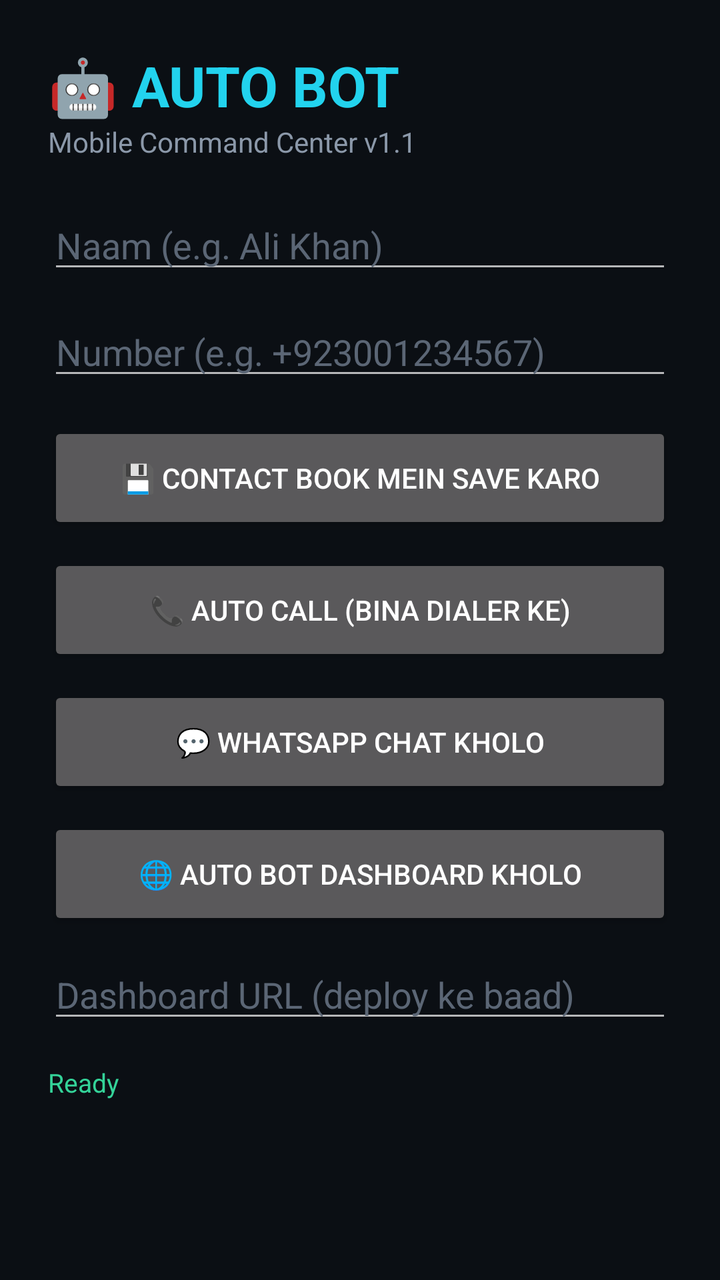
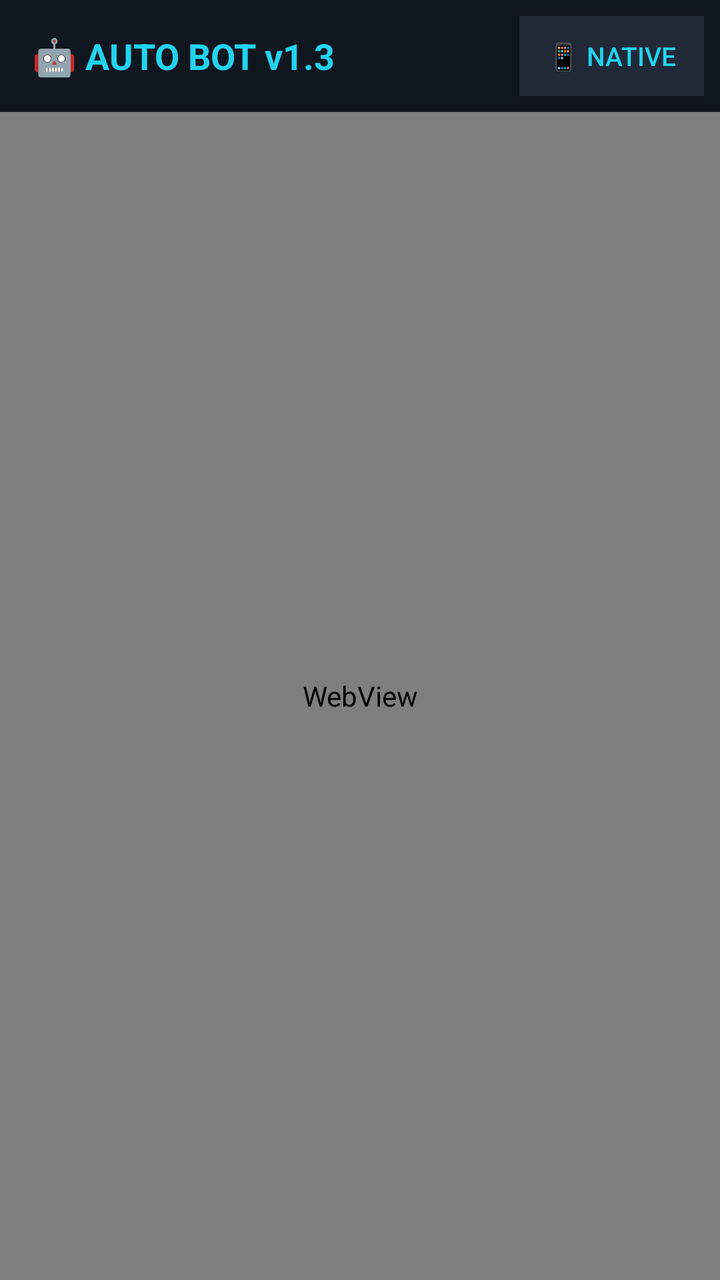

The first picture is an Android layout as it rendered before a commit; the second is the same layout after the commit. The layout source and the unified diff follow.
<!-- AndroidManifest.xml: application theme Theme.AppCompat.NoActionBar -->
<!-- res/layout/activity_main.xml -->
<?xml version="1.0" encoding="utf-8"?>
<ScrollView xmlns:android="http://schemas.android.com/apk/res/android"
    android:layout_width="match_parent"
    android:layout_height="match_parent"
    android:background="#0B0F14">

    <LinearLayout
        android:layout_width="match_parent"
        android:layout_height="wrap_content"
        android:orientation="vertical"
        android:padding="24dp">

        <TextView
            android:layout_width="wrap_content"
            android:layout_height="wrap_content"
            android:text="🤖 AUTO BOT"
            android:textColor="#22D3EE"
            android:textSize="28sp"
            android:textStyle="bold" />

        <TextView
            android:layout_width="wrap_content"
            android:layout_height="wrap_content"
            android:text="Mobile Command Center v1.1"
            android:textColor="#8B98A9"
            android:textSize="14sp"
            android:layout_marginBottom="20dp" />

        <EditText
            android:id="@+id/inputName"
            android:layout_width="match_parent"
            android:layout_height="wrap_content"
            android:hint="Naam (e.g. Ali Khan)"
            android:textColorHint="#5B6675"
            android:textColor="#E6EDF3"
            android:inputType="textPersonName"
            android:layout_marginBottom="12dp" />

        <EditText
            android:id="@+id/inputPhone"
            android:layout_width="match_parent"
            android:layout_height="wrap_content"
            android:hint="Number (e.g. +923001234567)"
            android:textColorHint="#5B6675"
            android:textColor="#E6EDF3"
            android:inputType="phone"
            android:layout_marginBottom="16dp" />

        <Button
            android:id="@+id/btnSaveContact"
            android:layout_width="match_parent"
            android:layout_height="56dp"
            android:text="💾 Contact Book Mein Save Karo"
            android:layout_marginBottom="10dp" />

        <Button
            android:id="@+id/btnAutoCall"
            android:layout_width="match_parent"
            android:layout_height="56dp"
            android:text="📞 Auto Call (bina dialer ke)"
            android:layout_marginBottom="10dp" />

        <Button
            android:id="@+id/btnWhatsApp"
            android:layout_width="match_parent"
            android:layout_height="56dp"
            android:text="💬 WhatsApp Chat Kholo"
            android:layout_marginBottom="10dp" />

        <Button
            android:id="@+id/btnDashboard"
            android:layout_width="match_parent"
            android:layout_height="56dp"
            android:text="🌐 Auto Bot Dashboard Kholo"
            android:layout_marginBottom="10dp" />

        <EditText
            android:id="@+id/inputServerUrl"
            android:layout_width="match_parent"
            android:layout_height="wrap_content"
            android:hint="Dashboard URL (deploy ke baad)"
            android:textColorHint="#5B6675"
            android:textColor="#E6EDF3"
            android:inputType="textUri"
            android:layout_marginBottom="8dp" />

        <TextView
            android:id="@+id/statusText"
            android:layout_width="match_parent"
            android:layout_height="wrap_content"
            android:text="Ready"
            android:textColor="#34D399"
            android:textSize="13sp"
            android:layout_marginTop="8dp" />
    </LinearLayout>
</ScrollView>
<!-- resources referenced by this layout -->
<resources>

</resources>

<!-- the commit's change to res/layout/activity_main.xml (unified diff, before → after) -->
@@ -1,96 +1,145 @@
 <?xml version="1.0" encoding="utf-8"?>
-<ScrollView xmlns:android="http://schemas.android.com/apk/res/android"
+<FrameLayout xmlns:android="http://schemas.android.com/apk/res/android"
     android:layout_width="match_parent"
     android:layout_height="match_parent"
     android:background="#0B0F14">
 
+    
     <LinearLayout
         android:layout_width="match_parent"
-        android:layout_height="wrap_content"
-        android:orientation="vertical"
-        android:padding="24dp">
+        android:layout_height="match_parent"
+        android:orientation="vertical">
 
-        <TextView
-            android:layout_width="wrap_content"
-            android:layout_height="wrap_content"
-            android:text="🤖 AUTO BOT"
-            android:textColor="#22D3EE"
-            android:textSize="28sp"
-            android:textStyle="bold" />
+        <LinearLayout
+            android:layout_width="match_parent"
+            android:layout_height="56dp"
+            android:orientation="horizontal"
+            android:gravity="center_vertical"
+            android:background="#10161F"
+            android:paddingStart="16dp"
+            android:paddingEnd="8dp">
 
-        <TextView
-            android:layout_width="wrap_content"
-            android:layout_height="wrap_content"
-            android:text="Mobile Command Center v1.1"
-            android:textColor="#8B98A9"
-            android:textSize="14sp"
-            android:layout_marginBottom="20dp" />
+            <TextView
+                android:layout_width="0dp"
+                android:layout_height="wrap_content"
+                android:layout_weight="1"
+                android:text="🤖 AUTO BOT v1.3"
+                android:textColor="#22D3EE"
+                android:textSize="18sp"
+                android:textStyle="bold" />
 
-        <EditText
-            android:id="@+id/inputName"
+            <Button
+                android:id="@+id/btnNative"
+                android:layout_width="wrap_content"
+                android:layout_height="40dp"
+                android:text="📱 Native"
+                android:textColor="#22D3EE"
+                android:textSize="13sp"
+                android:background="#1F2937"
+                android:paddingStart="14dp"
+                android:paddingEnd="14dp" />
+        </LinearLayout>
+
+        <WebView
+            android:id="@+id/webView"
+            android:layout_width="match_parent"
+            android:layout_height="match_parent" />
+    </LinearLayout>
+
+    
+    <ScrollView
+        android:id="@+id/nativePanel"
+        android:layout_width="match_parent"
+        android:layout_height="match_parent"
+        android:background="#0B0F14"
+        android:visibility="gone">
+
+        <LinearLayout
             android:layout_width="match_parent"
             android:layout_height="wrap_content"
-            android:hint="Naam (e.g. Ali Khan)"
-            android:textColorHint="#5B6675"
-            android:textColor="#E6EDF3"
-            android:inputType="textPersonName"
-            android:layout_marginBottom="12dp" />
+            android:orientation="vertical"
+            android:padding="24dp">
 
-        <EditText
-            android:id="@+id/inputPhone"
-            android:layout_width="match_parent"
-            android:layout_height="wrap_content"
-            android:hint="Number (e.g. +923001234567)"
-            android:textColorHint="#5B6675"
-            android:textColor="#E6EDF3"
-            android:inputType="phone"
-            android:layout_marginBottom="16dp" />
+            <TextView
+                android:layout_width="wrap_content"
+                android:layout_height="wrap_content"
+                android:text="🤖 AUTO BOT"
+                android:textColor="#22D3EE"
+                android:textSize="28sp"
+                android:textStyle="bold" />
 
-        <Button
-            android:id="@+id/btnSaveContact"
-            android:layout_width="match_parent"
-            android:layout_height="56dp"
-            android:text="💾 Contact Book Mein Save Karo"
-            android:layout_marginBottom="10dp" />
+            <TextView
+                android:layout_width="wrap_content"
+                android:layout_height="wrap_content"
+                android:text="Mobile Command Center v1.3"
+                android:textColor="#8B98A9"
+                android:textSize="14sp"
+                android:layout_marginBottom="20dp" />
 
-        <Button
-            android:id="@+id/btnAutoCall"
-            android:layout_width="match_parent"
-            android:layout_height="56dp"
-            android:text="📞 Auto Call (bina dialer ke)"
-            android:layout_marginBottom="10dp" />
+            <Button
+                android:id="@+id/btnBackWeb"
+                android:layout_width="match_parent"
+                android:layout_height="48dp"
+                android:text="← Dashboard pe wapas"
+                android:textColor="#22D3EE"
+                android:background="#1F2937"
+                android:layout_marginBottom="20dp" />
 
-        <Button
-            android:id="@+id/btnWhatsApp"
-            android:layout_width="match_parent"
-            android:layout_height="56dp"
-            android:text="💬 WhatsApp Chat Kholo"
-            android:layout_marginBottom="10dp" />
+            <EditText
+                android:id="@+id/inputName"
+                android:layout_width="match_parent"
+                android:layout_height="wrap_content"
+                android:hint="Naam (e.g. Ali Khan)"
+                android:textColorHint="#5B6675"
+                android:textColor="#E6EDF3"
+                android:inputType="textPersonName"
+                android:layout_marginBottom="12dp" />
 
-        <Button
-            android:id="@+id/btnDashboard"
-            android:layout_width="match_parent"
-            android:layout_height="56dp"
-            android:text="🌐 Auto Bot Dashboard Kholo"
-            android:layout_marginBottom="10dp" />
+            <EditText
+                android:id="@+id/inputPhone"
+                android:layout_width="match_parent"
+                android:layout_height="wrap_content"
+                android:hint="Number (e.g. +923001234567)"
+                android:textColorHint="#5B6675"
+                android:textColor="#E6EDF3"
+                android:inputType="phone"
+                android:layout_marginBottom="16dp" />
 
-        <EditText
-            android:id="@+id/inputServerUrl"
-            android:layout_width="match_parent"
-            android:layout_height="wrap_content"
-            android:hint="Dashboard URL (deploy ke baad)"
-            android:textColorHint="#5B6675"
-            android:textColor="#E6EDF3"
-            android:inputType="textUri"
-            android:layout_marginBottom="8dp" />
+            <Button
+                android:id="@+id/btnSaveContact"
+                android:layout_width="match_parent"
+                android:layout_height="56dp"
+                android:text="💾 Contact Book Mein Save Karo"
+                android:textColor="#E6EDF3"
+                android:background="#1F2937"
+                android:layout_marginBottom="10dp" />
 
-        <TextView
-            android:id="@+id/statusText"
-            android:layout_width="match_parent"
-            android:layout_height="wrap_content"
-            android:text="Ready"
-            android:textColor="#34D399"
-            android:textSize="13sp"
-            android:layout_marginTop="8dp" />
-    </LinearLayout>
-</ScrollView>
+            <Button
+                android:id="@+id/btnAutoCall"
+                android:layout_width="match_parent"
+                android:layout_height="56dp"
+                android:text="📞 Auto Call (bina dialer ke)"
+                android:textColor="#E6EDF3"
+                android:background="#1F2937"
+                android:layout_marginBottom="10dp" />
+
+            <Button
+                android:id="@+id/btnWhatsApp"
+                android:layout_width="match_parent"
+                android:layout_height="56dp"
+                android:text="💬 WhatsApp Chat Kholo"
+                android:textColor="#E6EDF3"
+                android:background="#1F2937"
+                android:layout_marginBottom="10dp" />
+
+            <TextView
+                android:id="@+id/statusText"
+                android:layout_width="match_parent"
+                android:layout_height="wrap_content"
+                android:text="Ready"
+                android:textColor="#34D399"
+                android:textSize="13sp"
+                android:layout_marginTop="8dp" />
+        </LinearLayout>
+    </ScrollView>
+</FrameLayout>
